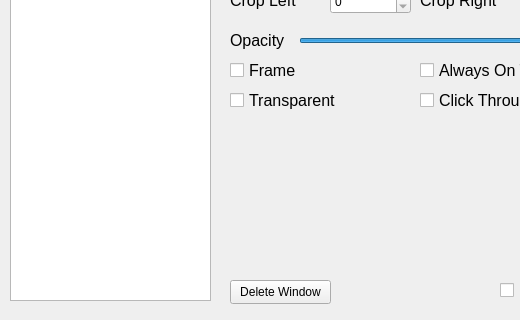
Before: the Qt Designer form ui/config_editor.ui in Thegamefire/transparentwebhud, drawn with Qt 5; both pictures show x 0 to 520 and y 250 to 570 of the 610 by 570 pixel window.
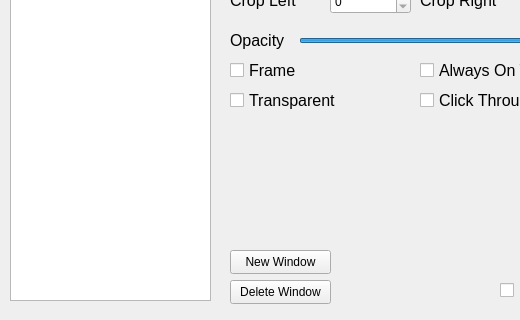
After: the same form once the commit is applied.

Commit message: Added Support for Removing Pages

```diff
--- a/ui/config_editor.ui
+++ b/ui/config_editor.ui
@@ -479,6 +479,19 @@
      </font>
     </property>
    </widget>
+   <widget class="QPushButton" name="newPageBtn">
+    <property name="geometry">
+     <rect>
+      <x>230</x>
+      <y>500</y>
+      <width>101</width>
+      <height>24</height>
+     </rect>
+    </property>
+    <property name="text">
+     <string>New Window</string>
+    </property>
+   </widget>
   </widget>
  </widget>
  <resources/>
```
The commit also changes 3 other files.
